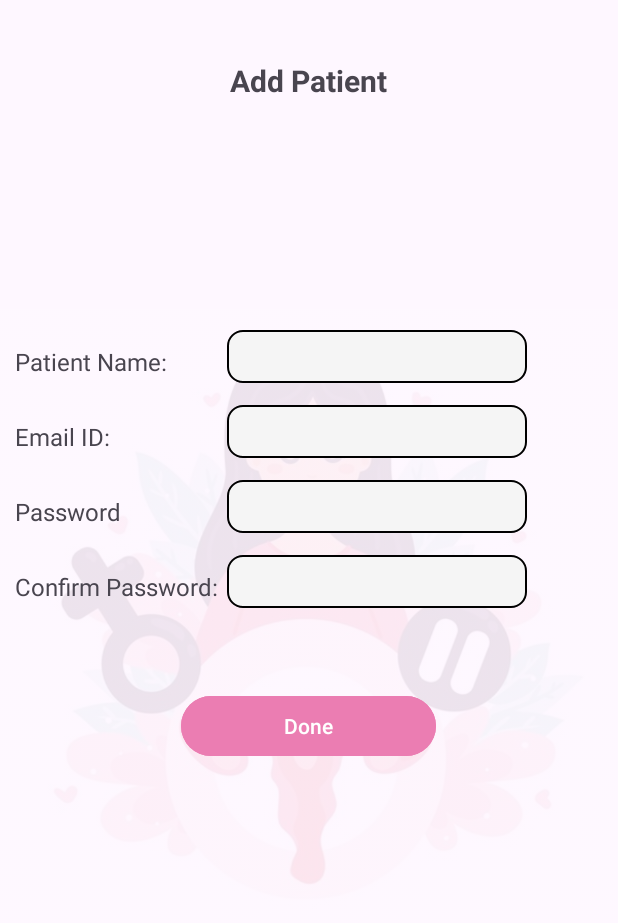
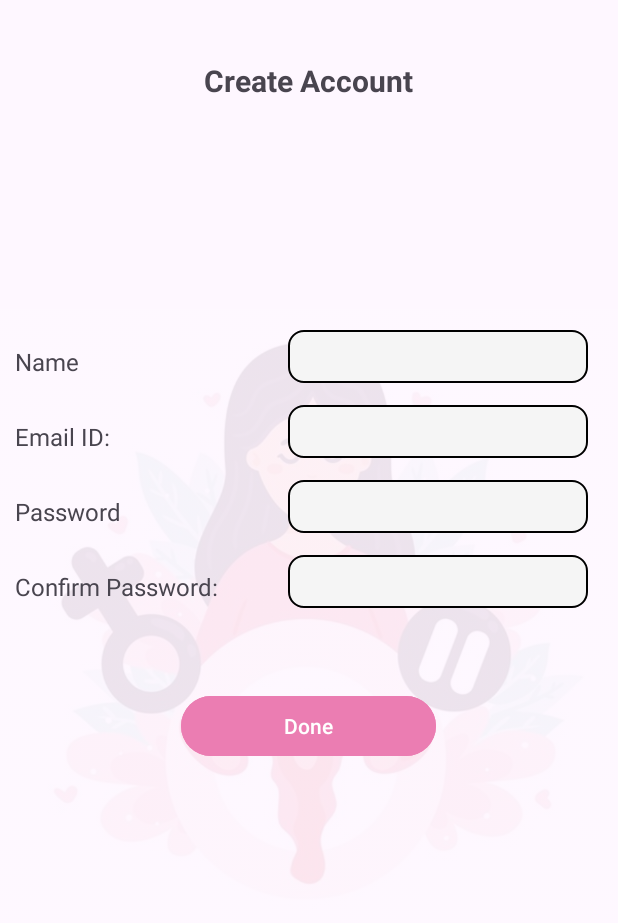
Before and after one commit to veeramaniasse/pcos, an Android app: the AddPatients screen opened directly, with no data from a screen before it, on a phone screen of 412 x 824 dp. Shown: the top 923 px of the screen. Run offline under Robolectric (Android 15) with nearby library versions, the phone set to English and light mode, and no system bars; our stand-ins replace Volley.

Commit message:
create patient updated and version code also changed as 4

```diff
--- a/app/build.gradle.kts
+++ b/app/build.gradle.kts
@@ -10,8 +10,8 @@ android {
         applicationId = "com.simats.pcos"
         minSdk = 26
         targetSdk = 34
-        versionCode = 3
-        versionName = "3.1"
+        versionCode = 4
+        versionName = "4.1"
 
         testInstrumentationRunner = "androidx.test.runner.AndroidJUnitRunner"
     }
--- a/app/src/main/res/layout/add_patients.xml
+++ b/app/src/main/res/layout/add_patients.xml
@@ -17,7 +17,7 @@
         android:id="@+id/titleTextView"
         android:layout_width="wrap_content"
         android:layout_height="wrap_content"
-        android:text="@string/add_patient"
+        android:text="Create Account"
         android:textSize="20sp"
         android:textStyle="bold"
         android:layout_alignParentTop="true"
@@ -30,7 +30,7 @@
         android:layout_width="wrap_content"
         android:layout_height="wrap_content"
         android:layout_marginTop="230dp"
-        android:text="@string/patient_name"
+        android:text="Name"
         android:textSize="16sp"
 
         android:layout_marginStart="10dp"
@@ -43,13 +43,13 @@
         android:id="@+id/editTextText"
         android:layout_width="200dp"
         android:layout_height="35dp"
+        android:layout_marginTop="220dp"
+        android:background="@drawable/curved_border3"
+        android:ems="10"
+        android:layout_marginEnd="20dp"
+        android:layout_alignParentEnd="true"
+        android:inputType="text"
         android:textAlignment="center"
-        android:layout_marginStart="40dp"
-        android:layout_marginTop="220dp"
-        android:layout_toEndOf="@+id/textView"
-        android:ems="10"
-        android:inputType="text"
-        android:background="@drawable/curved_border3"
         tools:layout_editor_absoluteX="187dp"
         tools:layout_editor_absoluteY="202dp" />
 
@@ -74,12 +74,12 @@
         android:layout_marginStart="40dp"
         android:textAlignment="center"
         android:layout_marginTop="270dp"
-        android:layout_toEndOf="@+id/textView"
+        android:layout_alignParentEnd="true"
+        android:layout_marginEnd="20dp"
         android:ems="10"
         android:background="@drawable/curved_border3"
         android:inputType="text"
-        tools:layout_editor_absoluteX="187dp"
-        tools:layout_editor_absoluteY="202dp" />
+         />
 
     <TextView
         android:id="@+id/textView3"
@@ -102,9 +102,10 @@
         android:layout_marginStart="40dp"
         android:layout_marginTop="320dp"
         android:textAlignment="center"
+        android:layout_marginEnd="20dp"
         android:background="@drawable/curved_border3"
-        android:layout_toEndOf="@+id/textView"
         android:ems="10"
+        android:layout_alignParentEnd="true"
         android:inputType="textPassword"
         tools:layout_editor_absoluteX="187dp"
         tools:layout_editor_absoluteY="202dp" />
@@ -117,7 +118,6 @@
         android:text="@string/confirm_password"
         android:textSize="16sp"
         android:layout_marginStart="10dp"
-
         app:layout_constraintEnd_toEndOf="parent"
         app:layout_constraintHorizontal_bias="0.145"
         app:layout_constraintStart_toStartOf="parent"
@@ -130,9 +130,10 @@
         android:layout_marginStart="40dp"
         android:layout_marginTop="370dp"
         android:textAlignment="center"
-        android:layout_toEndOf="@+id/textView"
         android:ems="10"
         android:background="@drawable/curved_border3"
+        android:layout_marginEnd="20dp"
+        android:layout_alignParentEnd="true"
         android:inputType="textPassword"
         tools:layout_editor_absoluteX="187dp"
         tools:layout_editor_absoluteY="202dp" />
```
Also changed, not shown: app/src/main/java/com/simats/pcos/PatientLogin.java (+8 -1 lines), app/src/main/res/layout/patient_login.xml (+12 -0 lines).
